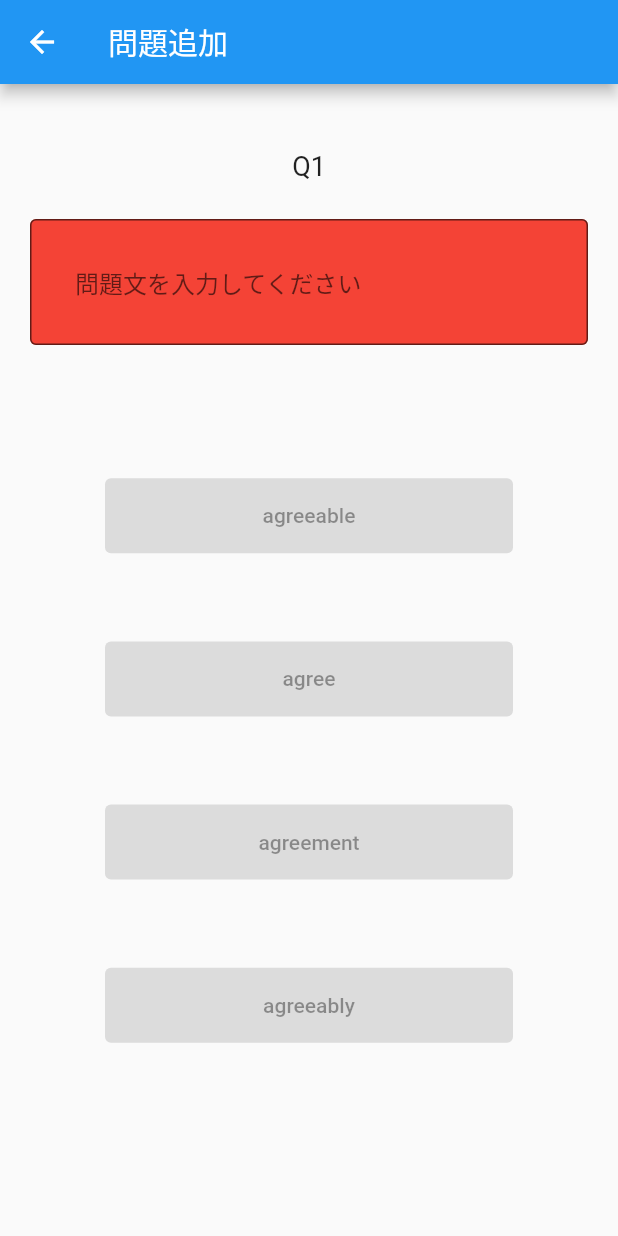
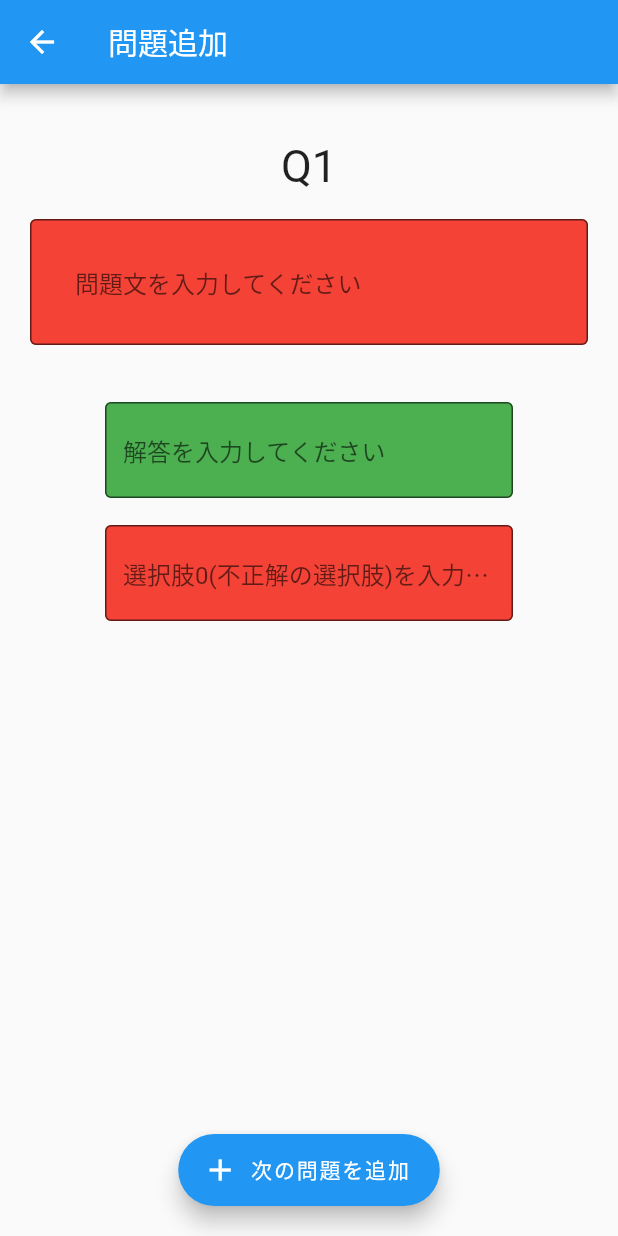
Before and after one commit to IsseTeruhi/wordlist, a Flutter app: the Addlist screen opened directly, on a phone screen of 412 x 824 dp. Run offline on Flutter 3.47's test engine with Material 2 defaults, Android fonts, the light colour scheme and no system bars; our stand-ins replace flutter_riverpod, freezed_annotation, go_router, shared_preferences; accounts and stored records are empty.

```diff
--- a/analysis_options.yaml
+++ b/analysis_options.yaml
@@ -8,6 +8,11 @@
 # The following line activates a set of recommended lints for Flutter apps,
 # packages, and plugins designed to encourage good coding practices.
 include: package:flutter_lints/flutter.yaml
+
+analyzer:
+  # exclude:
+  #   - "**/*.g.dart"
+  #   - "**/*.freezed.dart"
 
 linter:
   # The lint rules applied to this project can be customized in the
--- a/lib/main.dart
+++ b/lib/main.dart
@@ -34,13 +34,13 @@ final _router = GoRouter(
     GoRoute(
       path: '/Q/:listid/answering/:qid',
       pageBuilder: (context, state) => MaterialPage(
-        child: question(),
+        child: Questionscreen(),
       ),
     ),
     GoRoute(
       path: '/Q/:listid/result',
       pageBuilder: (context, state) => MaterialPage(
-        child: result(),
+        child: Resultscreen(),
       ),
     ),
     GoRoute(
--- a/lib/models/notes/notes_model.dart
+++ b/lib/models/notes/notes_model.dart
@@ -4,14 +4,21 @@ import 'package:wordlistandtest_app/models/questions/questions_model.dart';
 
 // 自動生成したコードを取り込む
 part 'notes_model.freezed.dart';
+part 'notes_model.g.dart';
 
 // モデル定義
 @freezed
-class Notes with _$Notes {
+abstract class Notes implements _$Notes {
+  const Notes._();
   const factory Notes({
     required String text,
     required DateTime addtime,
     required String id,
     required List<Questions> qlist,
   }) = _Notes;
+
+  factory Notes.empty() =>
+      Notes(text: '', addtime: DateTime.now(), id: '', qlist: []);
+
+  factory Notes.fromJson(Map<String, dynamic> json) => _$NotesFromJson(json);
 }
--- a/lib/models/questions/questions_model.dart
+++ b/lib/models/questions/questions_model.dart
@@ -3,11 +3,13 @@ import 'package:freezed_annotation/freezed_annotation.dart';
 
 // 自動生成したコードを取り込む
 part 'questions_model.freezed.dart';
+part 'questions_model.g.dart';
 
 // モデル定義
 @freezed
 class Questions with _$Questions {
   const factory Questions({
+    required String id,
     required String state,
     required String image,
     required List <String> option,
@@ -15,4 +17,6 @@ class Questions with _$Questions {
     required String explain,
     required String noteid,
   }) = _Questions;
+
+  factory Questions.fromJson(Map<String, dynamic> json) => _$QuestionsFromJson(json);
 }
--- a/lib/screens/add_list.dart
+++ b/lib/screens/add_list.dart
@@ -1,51 +1,156 @@
-import 'dart:math';
-
 import 'package:flutter/material.dart';
 import 'package:flutter_riverpod/flutter_riverpod.dart';
+import 'package:uuid/uuid.dart';
+import 'package:wordlistandtest_app/models/notes/notes_model.dart';
 import 'package:wordlistandtest_app/models/questions/questions_model.dart';
+import 'package:wordlistandtest_app/screens/configue_list.dart';
+import 'home/home_screen_notifier.dart';
+import 'package:shared_preferences/shared_preferences.dart';
 
-import 'home/home_screen_notifier.dart';
+final indexProvider = StateProvider<int>(((ref) => 0)); //
 
-final textProvider = StateProvider.autoDispose((ref) {
-  ////
-  // riverpodで使うには、('')が必要////
-  return TextEditingController(text: ''); ////
-}); ////
-// bool型を使うためのProvider。初期値はfalseにする
-final enableProvider = StateProvider.autoDispose((ref) => true); ////
-
+final questionProvider = StateProvider<Questions>((ref) => Questions(
+    id: '',
+    state: "",
+    image: "",
+    option: [],
+    answer: "",
+    explain: "",
+    noteid: ""));
 
 class Addlist extends ConsumerWidget {
-  Addlist({Key? key}): super(key: key);
-  Questions _newquestion = Questions(state:"", image :"",option: [],answer: "",explain: "",noteid: "");
-
+  Addlist({Key? key}) : super(key: key);
+  final uuid = const Uuid();
   @override
   Widget build(BuildContext context, WidgetRef ref) {
-    final controllerProvider = ref.watch(textProvider.state); ////
-    // bool型のProviderを呼び出す!
-    final boolProvider = ref.watch(enableProvider.state); ////
+     final indexQ = ref.watch(indexProvider);
 
-    final homeNotifier =
-        ref.read(homeScreenProvider.notifier); //動的な変更処理、関数処理を行うときにnotifierを使う
+    final question = ref.watch(questionProvider);
+    final homeNotifier = ref.read(homeScreenProvider.notifier);
+    final note = ref.watch(currentNoteProvider);
+    TextEditingController _statecontrollers = TextEditingController();
+    TextEditingController _answercontrollers = TextEditingController();
+    List<TextEditingController> _optioncontrollers = [];
+    _bar(String x) {
+      return ScaffoldMessenger.of(context).showSnackBar(SnackBar(
+        content: Text(x),
+        duration: const Duration(milliseconds: 5000),
+      ));
+    }
+
     return Scaffold(
       appBar: AppBar(
-        title: Text('問題追加'),),
+        title: Text('問題追加'),
+      ),
       body: Container(
         // 余白を付ける
         padding: EdgeInsets.all(20),
         child: Column(
           mainAxisAlignment: MainAxisAlignment.center,
           children: <Widget>[
+            Row(
+              mainAxisAlignment: MainAxisAlignment.center,
+              children: [
+                if (indexQ!=0)
+                  IconButton(
+                    icon: Icon(Icons.navigate_before),
+                    onPressed: () {
+                     ref.read(indexProvider.notifier).state--;
+                      //処理
+                    },
+                  ),
                 Container(
                   height: 70,
                   child: Center(
                     child: Text(
-                  'Q1',
-                  style: TextStyle(fontSize: 18),
+                      'Q${indexQ+1}',
+                      style: TextStyle(fontSize: 30),
                     ),
                   ),
                 ),
-            TextField(
+                if (note.qlist.length != indexQ)
+                IconButton(
+                  icon: Icon(Icons.navigate_next),
+                  onPressed: () {
+                     ref.read(indexProvider.notifier).state++;
+                    //処理
+                  },
+                ),
+              ],
+            ),
+            _statefield(ref, TextEditingController()),
+            Expanded(
+              child: Padding(
+                padding: const EdgeInsets.fromLTRB(50.0, 30.0, 50.0, 50.0),
+                child: Column(
+                  children: [
+                    _answerfield(ref, TextEditingController()),
+                    SizedBox(
+                      height: 10,
+                    ),
+                    Expanded(
+                      child: ListView.builder(
+                          itemCount: question.option.length + 1,
+                          itemBuilder: ((context, index) {
+                            _optioncontrollers.add(TextEditingController());
+                            return _optionfield(index, ref, question,
+                                _optioncontrollers[index]); //textproviderを使う？
+                          })),
+                    ),
+                  ],
+                ),
+              ),
+            ),
+            FloatingActionButton.extended(
+                tooltip: '',
+                icon: Icon(Icons.add), //アイコンは無しでもOK
+                label: Text('次の問題を追加'),
+                onPressed: () {
+                  if (question.state.isNotEmpty &&
+                      question.answer.isNotEmpty &&
+                      question.option.length != 0) {
+                    final uid = uuid.v4();
+                    Notes newNote = note
+                        .copyWith(id: uid, qlist: [...note.qlist, question]);
+                    ref.read(indexProvider.notifier).state++;
+                    ref.read(currentNoteProvider.notifier).state = newNote;
+                    ref.read(questionProvider.notifier).state = Questions(
+                        id: '',
+                        state: "",
+                        image: "",
+                        option: [],
+                        answer: "",
+                        explain: "",
+                        noteid: "");
+                  } else {
+                    _bar("入力に不備があります。");
+                  }
+                }),
+          ],
+        ),
+      ),
+    );
+  }
+
+  Widget _statefield(WidgetRef ref, TextEditingController controller) {
+    final question = ref.watch(questionProvider);
+    controller =
+        TextEditingController(text: question.state == "" ? "" : question.state);
+    submit() {
+      final edditedstate = question.copyWith(state: controller.text);
+      ref.read(questionProvider.notifier).state = edditedstate;
+    }
+
+    return Padding(
+      padding: const EdgeInsets.only(bottom: 8.0),
+      child: Focus(
+          onFocusChange: (hasFocus) {
+            if (!hasFocus) {
+              submit();
+            }
+          },
+          child: TextFormField(
+            controller: controller,
             decoration: InputDecoration(
               contentPadding: EdgeInsets.all(30),
               fillColor: Colors.red,
@@ -53,61 +158,94 @@ class Addlist extends ConsumerWidget {
               border: OutlineInputBorder(),
               hintText: '問題文を入力してください',
             ),
-              onChanged: (String data) {
-                if (controllerProvider.state.text.isNotEmpty) {
-                  ////
-                  boolProvider.state = true; ////
-                } else {
-                  ////
-                  boolProvider.state = false; ////
-                  _newquestion = _newquestion.copyWith(state: data); ////
-                } ////
+            onFieldSubmitted: (String data) {
+              submit();
+            },
+          )),
+    );
+  }
+
+  Widget _answerfield(WidgetRef ref, TextEditingController controller) {
+    //関数を書くときは返す値の確認と定義(今回はtextformfieldを返すのでwidget)
+    final question = ref.watch(questionProvider);
+    controller = TextEditingController(
+        text: question.answer == "" ? "" : question.answer);
+    submit() {
+      final edditedanswer = question.copyWith(answer: controller.text);
+      ref.read(questionProvider.notifier).state = edditedanswer;
+    }
+
+    ;
+    return Padding(
+      padding: const EdgeInsets.only(bottom: 8.0),
+      child: Focus(
+        onFocusChange: (hasFocus) {
+          if (!hasFocus) {
+            submit();
+          }
+        },
+        child: TextFormField(
+          controller: controller,
+          decoration: const InputDecoration(
+            fillColor: Colors.green,
+            filled: true,
+            border: OutlineInputBorder(),
+            hintText: '解答を入力してください',
+          ),
+          onFieldSubmitted: (String data) {
+            submit();
           },
         ),
+      ),
+    );
+  }
 
-            Expanded(
-              child: Padding(
-                padding: const EdgeInsets.fromLTRB(50.0, 30.0, 50.0, 50.0),
-                child: Column(
-                  mainAxisAlignment: MainAxisAlignment.spaceEvenly,
-                  children: [
-                    SizedBox(
-                        width: double.infinity,
-                        height: 50,
-                      child: ElevatedButton(
-                        child: Text('agreeable'),
-                        onPressed: null,
-                      )
+  Widget _optionfield(int _index, WidgetRef ref, Questions question,
+      TextEditingController controller) {
+    List<String> optionList = question.option;
+    print(optionList);
+    optionList = List.of(optionList);
+    controller = TextEditingController(
+        text: optionList.length == _index ? '' : optionList[_index]);
+    submit() {
+      if (optionList.length == _index) {
+        if (controller.text.isNotEmpty) {
+          optionList.add(controller.text);
+        }
+      } else {
+        if (controller.text.isEmpty) {
+          optionList.removeAt(_index);
+        } else {
+          optionList[_index] = controller.text;
+        }
+      }
+      print(optionList.length == _index + 1);
+
+      final state = question.copyWith(option: optionList);
+      print(state);
+
+      ref.read(questionProvider.notifier).state = state;
+    }
+
+    return Padding(
+      padding: const EdgeInsets.only(bottom: 8.0),
+      child: Focus(
+        onFocusChange: (hasFocus) {
+          if (!hasFocus) {
+            submit();
+          }
+        },
+        child: TextFormField(
+          controller: controller,
+          decoration: InputDecoration(
+            fillColor: Colors.red,
+            filled: true,
+            border: OutlineInputBorder(),
+            hintText: '選択肢$_index(不正解の選択肢)を入力してください',
           ),
-                    SizedBox(
-                      width: double.infinity,
-                      height: 50,
-                      child: ElevatedButton(
-                        child: Text('agree'),
-                        onPressed: null,
-                      ),
-                    ),
-                    SizedBox(
-                      width: double.infinity,
-                      height: 50,
-                      child: ElevatedButton(
-                        child: Text('agreement'),
-                        onPressed: null,
-                      ),
-                    ),
-                    SizedBox(
-                      width: double.infinity,
-                      height: 50,
-                      child: ElevatedButton(
-                        child: Text('agreeably'),
-                        onPressed: null,
-                      ),
-                    ),
-                  ],
-                ),
-              ),
-            )
-          ],
+          onFieldSubmitted: (String data) {
+            submit();
+          },
         ),
       ),
     );
--- a/lib/screens/question.dart
+++ b/lib/screens/question.dart
@@ -1,7 +1,7 @@
 import 'package:flutter/material.dart';
 
-class question extends StatelessWidget {
-  const question({super.key});
+class Questionscreen extends StatelessWidget {
+  const Questionscreen({super.key});
 
   @override
   Widget build(BuildContext context) {
--- a/lib/screens/result.dart
+++ b/lib/screens/result.dart
@@ -1,7 +1,7 @@
 import 'package:flutter/material.dart';
 
-class result extends StatelessWidget {
-  const result({super.key});
+class Resultscreen extends StatelessWidget {
+  const Resultscreen({super.key});
 
   @override
   Widget build(BuildContext context) {
--- a/pubspec.yaml
+++ b/pubspec.yaml
@@ -40,6 +40,7 @@ dependencies:
   freezed_annotation: ^2.2.0
   flutter_riverpod: ^2.1.3
   uuid: ^3.0.7
+  shared_preferences: ^2.0.17
 
 dev_dependencies:
   flutter_test:
@@ -53,6 +54,7 @@ dev_dependencies:
   go_router: ^6.0.1
   freezed: ^2.3.2
   build_runner: ^2.3.3
+  json_serializable: ^6.6.1
 
 # For information on the generic Dart part of this file, see the
 # following page: https://dart.dev/tools/pub/pubspec
```
Also changed, not shown: lib/screens/configue_list.dart (+11 -13 lines), lib/screens/home/home_screen.dart (+8 -4 lines), lib/screens/home/home_screen_notifier.dart (+44 -8 lines), lib/models/notes/notes_model.freezed.dart, lib/models/notes/notes_model.g.dart (added), lib/models/questions/questions_model.freezed.dart, lib/models/questions/questions_model.g.dart (added), pubspec.lock, 3 other files. Lines whose indentation alone changed are shown as unchanged.
